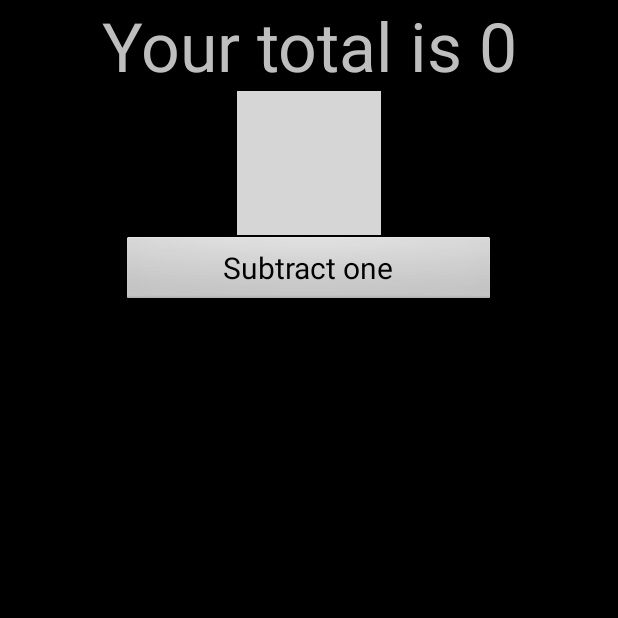
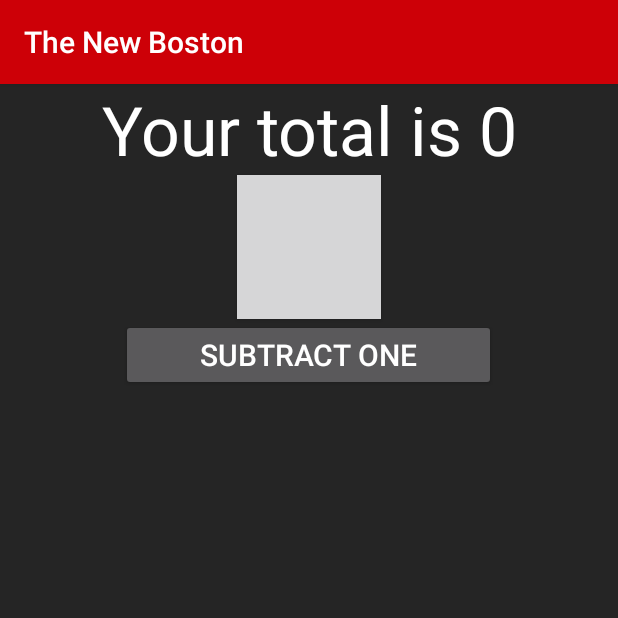
Before and after one commit to Sairaj4522/AndroidDevTuts, an Android app: the CoolMenu screen opened directly, with no data from a screen before it, after a tap on "StartingPoint", on a phone screen of 412 x 824 dp, the top half of it. Run offline under Robolectric (Android 15) with nearby library versions, the phone set to English and light mode, and no system bars; our stand-ins replace AdMob; libraries missing offline, so code that uses them is left out: com.facebook.stetho; plain views replace AdView; 1 statement that could not run was skipped.

Commit message:
few updates on UI

```diff
--- a/app/src/main/java/com/thenewboston/travis/androiddevtuts/CoolMenu.java
+++ b/app/src/main/java/com/thenewboston/travis/androiddevtuts/CoolMenu.java
@@ -51,11 +51,11 @@ public class CoolMenu extends ListActivity {
 						.build());
 
 		// Removing title and go full screen
-		requestWindowFeature(Window.FEATURE_NO_TITLE);
+		/*requestWindowFeature(Window.FEATURE_NO_TITLE);
 		getWindow().setFlags(WindowManager.LayoutParams.FLAG_FULLSCREEN, WindowManager.LayoutParams.FLAG_FULLSCREEN);
+		*/
 
-
-		setListAdapter(new ArrayAdapter<String>(this, android.R.layout.simple_list_item_1, classes));
+		setListAdapter(new ArrayAdapter<>(this, android.R.layout.simple_list_item_1, classes));
 	}
 
 	@Override
--- a/app/src/main/res/layout/main.xml
+++ b/app/src/main/res/layout/main.xml
@@ -5,15 +5,12 @@
     android:layout_height="fill_parent"
     android:orientation="vertical" >
 
-    <!--
-        xmlns:ads="http://schemas.android.com/apk/lib/com.google.ads"
-    -->
 
     <TextView
         android:layout_width="fill_parent"
         android:layout_height="wrap_content"
-        android:text="Your total is 0"
-        android:textSize="45dp"
+        android:text="@string/default_tvDisplay_text"
+        android:textSize="45sp"
         android:layout_gravity="center"
         android:gravity="center"
         android:id="@+id/tvDisplay"
@@ -28,27 +25,19 @@
     <Button
         android:layout_width="250dp"
         android:layout_height="wrap_content"
-        android:text="Subtract one"
+        android:text="@string/bSub_text"
         android:id="@+id/bSub"
         android:layout_gravity="center"
-        android:textSize="20dp"
+        android:textSize="20sp"
         />
 
     <!-- put your admob account Publisher ID in the ads:adUnitId field -->
-    <!--<com.google.ads.AdView
-        android:id="@+id/ad"
-        android:layout_width="wrap_content"
-        android:layout_height="wrap_content"
-        ads:adUnitId="9832hjews"
-        ads:loadAdOnCreate="true"
-        ads:adSize="BANNER"/>-->
     <com.google.android.gms.ads.AdView
         android:id="@+id/adView"
-        android:layout_width="wrap_content"
+        android:layout_width="fill_parent"
         android:layout_height="wrap_content"
-        android:layout_centerHorizontal="true"
-        android:layout_alignParentBottom="true"
+        android:layout_gravity="end|center"
         ads:adSize="BANNER"
-        ads:adUnitId="@string/banner_ad_unit_id"></com.google.android.gms.ads.AdView>
+        ads:adUnitId="@string/banner_ad_unit_id"/>
 
 </LinearLayout>
--- a/app/src/main/res/menu/cool_menu.xml
+++ b/app/src/main/res/menu/cool_menu.xml
@@ -1,16 +1,22 @@
 <?xml version="1.0" encoding="utf-8"?>
 <menu xmlns:android="http://schemas.android.com/apk/res/android" >
     <item
+        android:id="@+id/aboutUs"
         android:title="About Us"
-        android:id="@+id/aboutUs"
+        android:orderInCategory="100"
+        android:showAsAction="never"
         />
 	<item
+        android:id="@+id/preferences"
         android:title="Preferences"
-        android:id="@+id/preferences"
+        android:orderInCategory="100"
+        android:showAsAction="never"
         />
 	<item
+        android:id="@+id/exit"
         android:title="Exit"
-        android:id="@+id/exit"
+        android:orderInCategory="100"
+        android:showAsAction="never"
         />
 
 </menu>
--- /dev/null
+++ b/app/src/main/res/values/colors.xml
@@ -0,0 +1,26 @@
+<?xml version="1.0" encoding="utf-8"?>
+<resources>
+
+    <color name="colorLight">#FFB39DDB</color>
+    <color name="colorPrimary">#ffcd0007</color>
+    <color name="colorPrimaryDark">#ff87000b</color>
+    <color name="colorAccent">#FFFFC400</color>
+
+    <color name="positiveScore">#FFFF8B60</color>
+    <color name="negativeScore">#FF9494FF</color>
+
+    <color name="darkThemeTextColor">#FFFFFFFF</color>
+    <color name="darkThemeTextColorAlert">#FFF44336</color>
+
+    <color name="darkThemeTextColorMuted">#FFBDBDBD</color>
+    <color name="darkThemeTextColorAlertMuted">#FFC62828</color>
+
+    <color name="darkThemeStatusBar">#FF000000</color>
+    <color name="darkThemeToolbar">#FF212121</color>
+    <color name="darkThemeBackground">#FF252525</color>
+    <color name="darkThemeDialog">#FF353535</color>
+    <color name="darkThemeOverlay">#99252525</color>
+    <color name="gildedComment">#FFD8C161</color>
+    <color name="darkThemeShadowTranslucent">#55303030</color>
+
+</resources>
--- a/app/src/main/res/values/strings.xml
+++ b/app/src/main/res/values/strings.xml
@@ -3,4 +3,6 @@
     <string name="app_name">The New Boston</string>
     <string name="about_us_string">Thenewboston is a cool resource for variety of online tutorials\nBucky Roberts is the founder and tutor over there but thenewboston also has tutorials from various other authors\n one name being Travis who is teaching you Android in this particular series\nNote that the domain name for thenewboston.org has been currently been moved to buckysroom.com and in videos section.</string>
     <string name="banner_ad_unit_id">ca-app-pub-3940256099942544/6300978111</string>
+    <string name="default_tvDisplay_text">Your total is 0</string>
+    <string name="bSub_text">Subtract one</string>
 </resources>
--- a/app/src/main/res/values/styles.xml
+++ b/app/src/main/res/values/styles.xml
@@ -5,4 +5,13 @@
         <!-- Customize your theme here. -->
     </style>
 
+    <style name="AppDarkTheme" parent="android:style/Theme.Material">
+        <!-- Customize your theme here. -->
+        <item name="android:colorPrimary">@color/colorPrimary</item>
+        <item name="android:colorPrimaryDark">@color/colorPrimaryDark</item>
+        <item name="android:colorAccent">@color/colorAccent</item>
+        <item name="android:textColor">@color/darkThemeTextColor</item>
+        <item name="android:windowBackground">@color/darkThemeBackground</item>
+    </style>
+
 </resources>
```
Also changed, not shown: app/build.gradle (+24 -0 lines), app/src/main/AndroidManifest.xml (+10 -2 lines), app/src/main/java/com/thenewboston/travis/androiddevtuts/Splash.java (+8 -0 lines), 1 other file.
